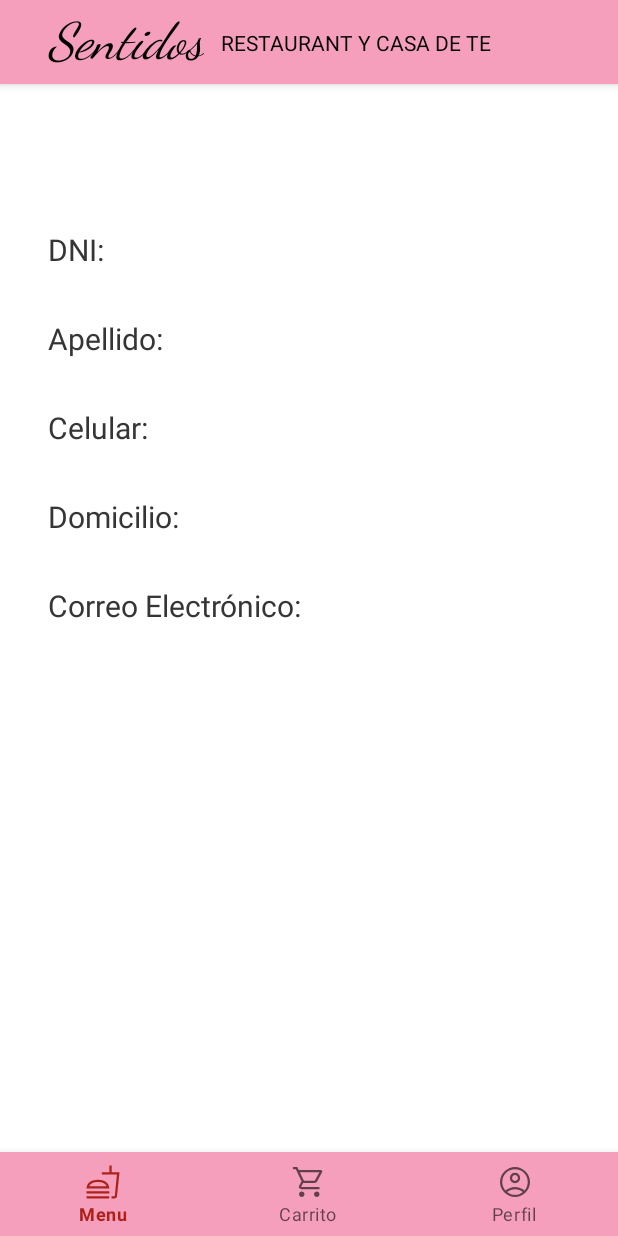
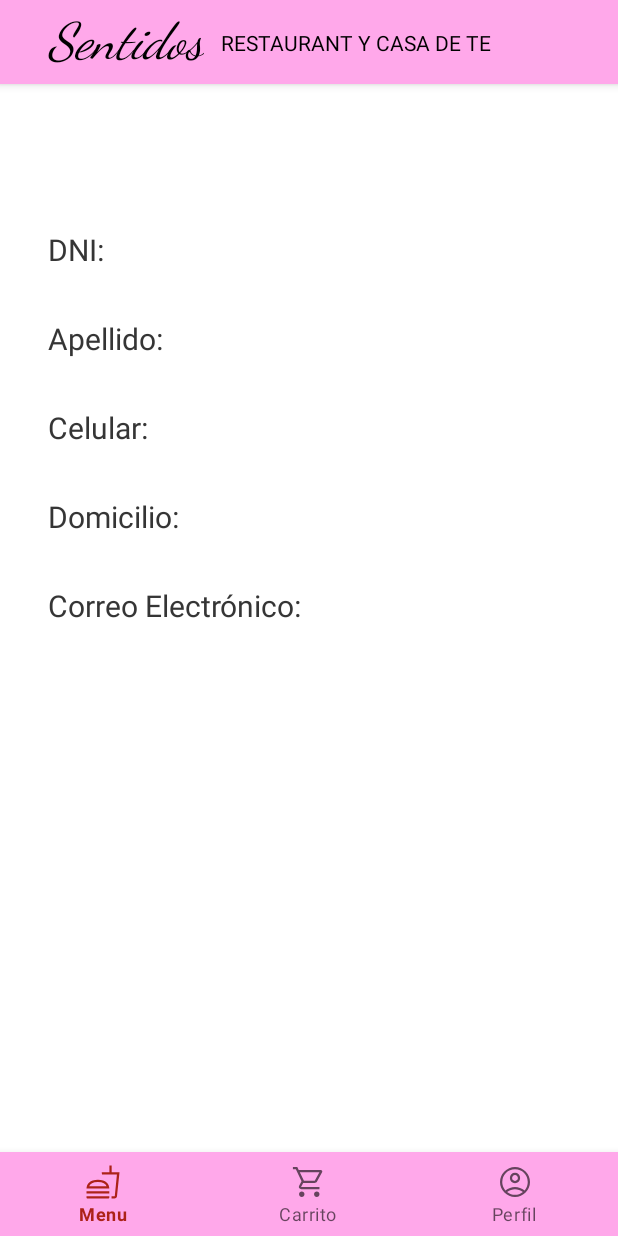
Before and after one commit to MartinezFabian/SentidosDelivery, an Android app: the MainActivity screen opened directly, with no data from a screen before it, on a phone screen of 412 x 824 dp. Run offline under Robolectric (Android 15) with nearby library versions, the phone set to English and light mode, and no system bars; our stand-ins replace Firebase (no records; nobody signed in at launch, a user with empty details on screens opened directly); libraries missing offline, so code that uses them is left out: www.sanju.motiontoast.

Commit message:
Se cambia color principal

```diff
--- a/app/src/main/res/values/colors.xml
+++ b/app/src/main/res/values/colors.xml
@@ -1,6 +1,6 @@
 <?xml version="1.0" encoding="utf-8"?>
 <resources>
-    <color name="pink_200">#F59FBC</color>
+    <color name="pink_200">#FFA8EA</color>
     <color name="pink_500">#AC2218</color>
     <color name="pink_700">#c2185b</color>
     <color name="purple_200">#ce93d8</color>
```
